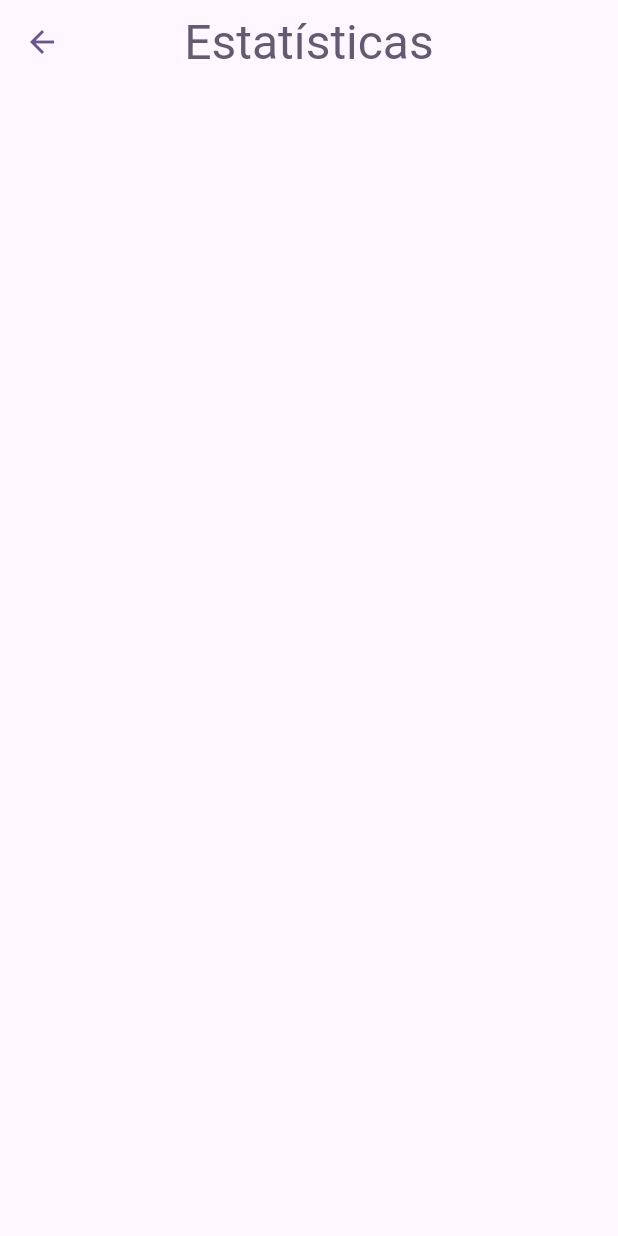
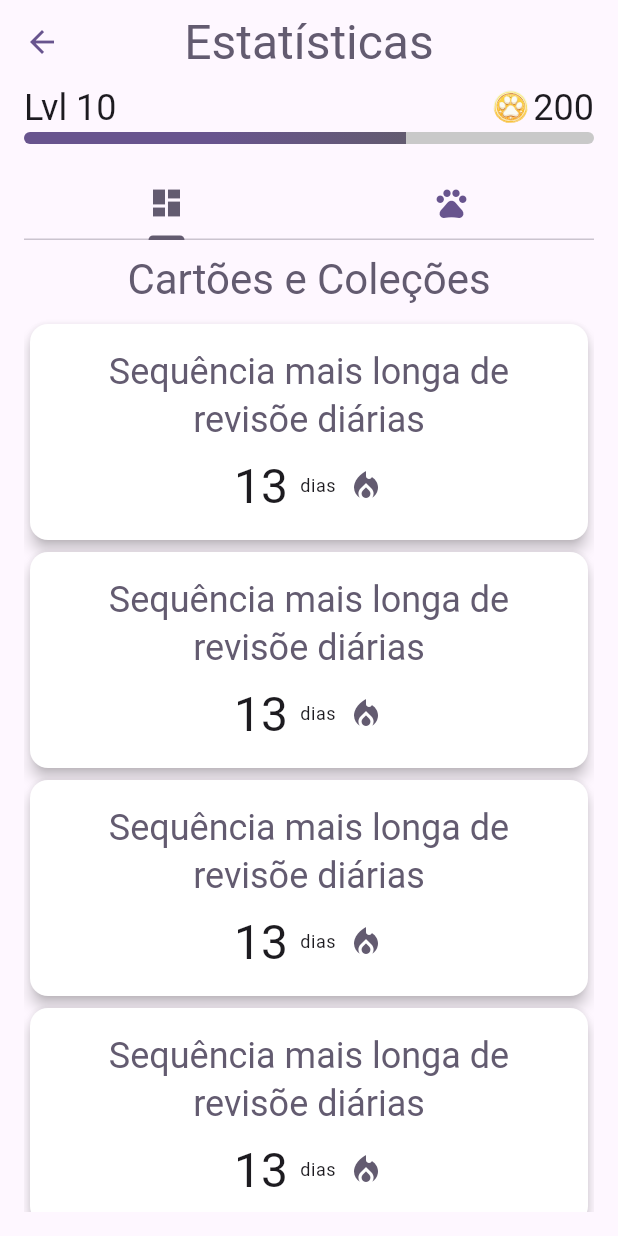
Before and after one commit to CantarinoG/flashcard-pets, a Flutter app: the StatisticsScreen screen opened directly, on a phone screen of 412 x 824 dp. Run offline on Flutter 3.47's test engine with Material 3 defaults, Android fonts, the phone set to English and light mode, and no system bars; our stand-ins replace flutter_svg.

Commit message:
feat: Finish StatisticsScreen UI.

```diff
--- a/lib/screens/self_profile_screen.dart
+++ b/lib/screens/self_profile_screen.dart
@@ -34,7 +34,7 @@ class SelfProfileScreen extends StatelessWidget {
     Navigator.push(
       context,
       MaterialPageRoute(
-        builder: (context) => const StatisticsScreen(),
+        builder: (context) => StatisticsScreen(),
       ),
     );
   }
--- a/lib/screens/statistics_screen.dart
+++ b/lib/screens/statistics_screen.dart
@@ -1,18 +1,121 @@
 import 'package:flashcard_pets/widgets/screen_layout.dart';
+import 'package:flashcard_pets/widgets/statistics_card.dart';
 import 'package:flashcard_pets/widgets/themed_app_bar.dart';
+import 'package:flashcard_pets/widgets/user_stats_header.dart';
 import 'package:flutter/material.dart';
 
 class StatisticsScreen extends StatelessWidget {
-  const StatisticsScreen({super.key});
+  //Mocked data
+  final List<int> _statsI = [1, 2, 3, 4, 5];
+  final List<int> _statsII = [1, 2];
+  StatisticsScreen({super.key});
 
   @override
   Widget build(BuildContext context) {
-    return const Scaffold(
-      appBar: ThemedAppBar("Estatísticas"),
+    final TextStyle? h3 = Theme.of(context).textTheme.headlineSmall;
+
+    final Color primary = Theme.of(context).colorScheme.primary;
+    final Color secondary = Theme.of(context).colorScheme.secondary;
+
+    Widget subScreen(BuildContext context, String title, Widget listView) {
+      final TextStyle? h2 = Theme.of(context).textTheme.headlineMedium;
+      final Color secondary = Theme.of(context).colorScheme.secondary;
+
+      return Column(
+        children: [
+          const SizedBox(
+            height: 8,
+          ),
+          Text(
+            title,
+            style: h2?.copyWith(
+              color: secondary,
+            ),
+          ),
+          const SizedBox(
+            height: 8,
+          ),
+          Expanded(
+            child: listView,
+          )
+        ],
+      );
+    }
+
+    return Scaffold(
+      appBar: const ThemedAppBar("Estatísticas"),
       body: ScreenLayout(
         child: Column(
           crossAxisAlignment: CrossAxisAlignment.center,
-          children: [],
+          children: [
+            const UserStatsHeader(),
+            const SizedBox(
+              height: 16,
+            ),
+            Expanded(
+              child: DefaultTabController(
+                length: 2,
+                child: Column(
+                  children: [
+                    TabBar(
+                      labelColor: secondary,
+                      unselectedLabelColor: primary,
+                      labelStyle: h3,
+                      unselectedLabelStyle: h3,
+                      indicatorColor: secondary,
+                      overlayColor: WidgetStateProperty.resolveWith<Color?>(
+                        (Set<WidgetState> states) {
+                          if (states.contains(WidgetState.hovered)) {
+                            return primary.withOpacity(0.05);
+                          }
+                          if (states.contains(WidgetState.pressed)) {
+                            return secondary;
+                          }
+                          return null;
+                        },
+                      ),
+                      tabs: const [
+                        Tab(
+                            icon: Icon(
+                          Icons.dashboard,
+                        )),
+                        Tab(
+                            icon: Icon(
+                          Icons.pets,
+                        )),
+                      ],
+                    ),
+                    Expanded(
+                      child: TabBarView(
+                        children: [
+                          subScreen(
+                            context,
+                            "Cartões e Coleções",
+                            ListView.builder(
+                              itemCount: _statsI.length,
+                              itemBuilder: (context, index) {
+                                return const StatisticsCard();
+                              },
+                            ),
+                          ),
+                          subScreen(
+                            context,
+                            "Pets",
+                            ListView.builder(
+                              itemCount: _statsII.length,
+                              itemBuilder: (context, index) {
+                                return const StatisticsCard();
+                              },
+                            ),
+                          ),
+                        ],
+                      ),
+                    ),
+                  ],
+                ),
+              ),
+            ),
+          ],
         ),
       ),
     );
--- /dev/null
+++ b/lib/widgets/statistics_card.dart
@@ -0,0 +1,66 @@
+import 'package:flashcard_pets/themes/app_themes.dart';
+import 'package:flutter/material.dart';
+
+class StatisticsCard extends StatelessWidget {
+  //Mocked data:
+  final String _title = "Sequência mais longa de revisõe diárias";
+  final int _value = 13;
+  final String _unit = "dias";
+  final IconData _icon = Icons.local_fire_department;
+  const StatisticsCard({super.key});
+
+  @override
+  Widget build(BuildContext context) {
+    final TextStyle? h1 = Theme.of(context).textTheme.headlineLarge;
+    final TextStyle? h3 = Theme.of(context).textTheme.headlineSmall;
+    final TextStyle? body = Theme.of(context).textTheme.bodySmall;
+
+    final Color secondary = Theme.of(context).colorScheme.secondary;
+    final Color bright = Theme.of(context).colorScheme.bright;
+
+    return Card(
+      elevation: 4,
+      color: bright,
+      child: Padding(
+        padding: const EdgeInsets.symmetric(
+          vertical: 16,
+          horizontal: 16,
+        ),
+        child: Column(
+          children: [
+            Text(
+              _title,
+              style: h3?.copyWith(
+                color: secondary,
+              ),
+              textAlign: TextAlign.center,
+            ),
+            const SizedBox(
+              height: 8,
+            ),
+            Row(
+              mainAxisAlignment: MainAxisAlignment.center,
+              children: [
+                Text(
+                  "$_value ",
+                  style: h1,
+                ),
+                Text(
+                  _unit,
+                  style: body,
+                ),
+                const SizedBox(
+                  width: 8,
+                ),
+                Icon(
+                  _icon,
+                  color: secondary,
+                ),
+              ],
+            ),
+          ],
+        ),
+      ),
+    );
+  }
+}
```
